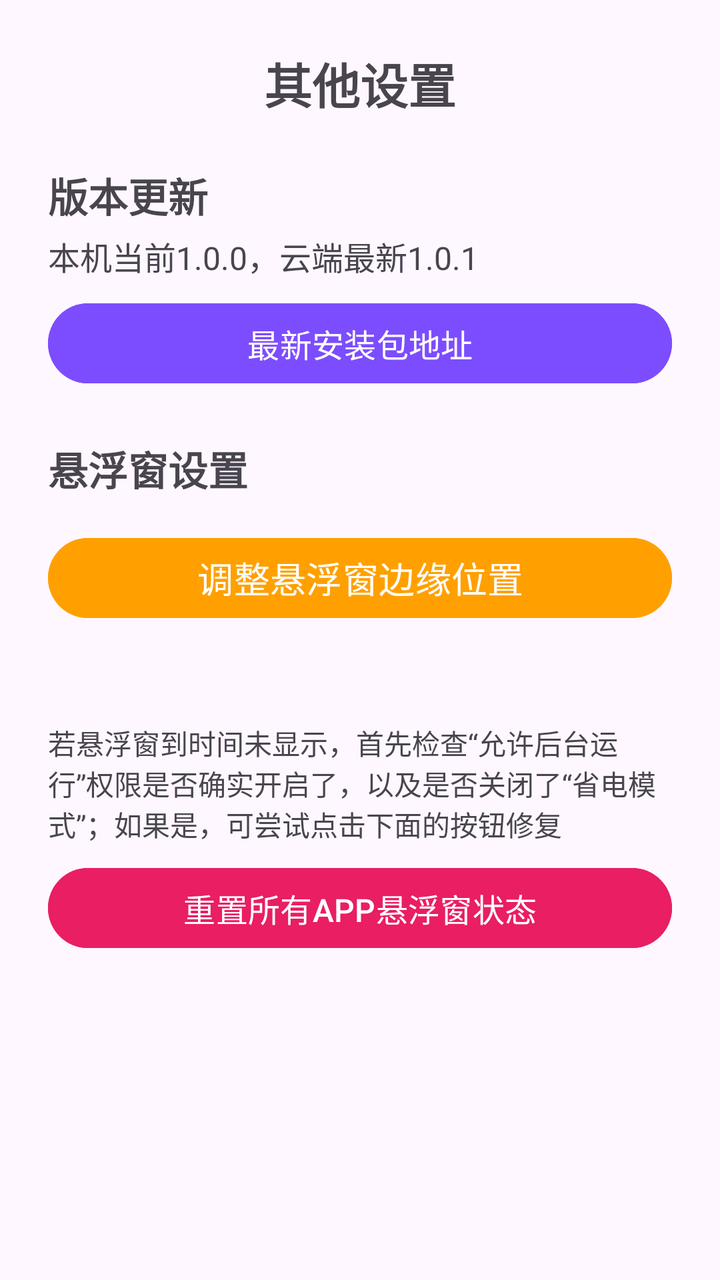
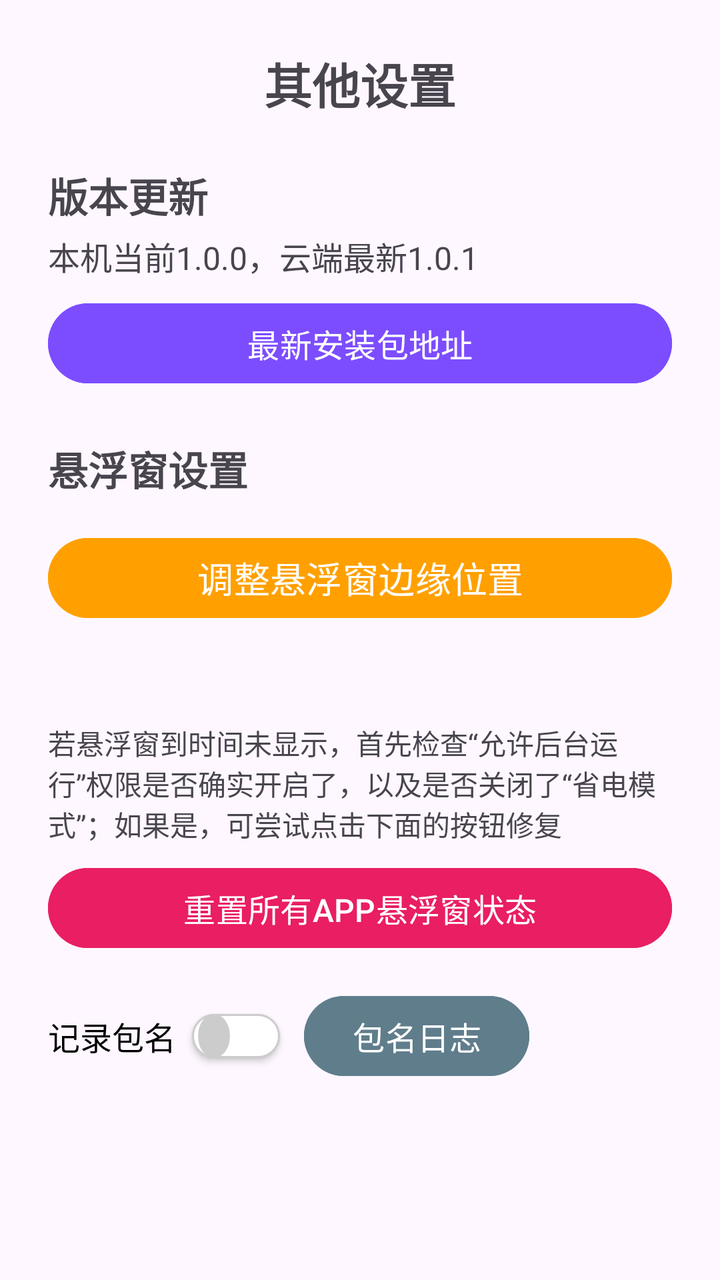

Before-and-after screenshots of an Android layout around one commit, followed by the original layout XML and the change that was made.
<!-- AndroidManifest.xml: application theme Theme.Basic -->
<!-- res/layout/fragment_settings.xml -->
<?xml version="1.0" encoding="utf-8"?>
<ScrollView xmlns:android="http://schemas.android.com/apk/res/android"
    xmlns:app="http://schemas.android.com/apk/res-auto"
    android:layout_width="match_parent"
    android:layout_height="match_parent"
    android:fillViewport="true">

    <LinearLayout
        android:layout_width="match_parent"
        android:layout_height="wrap_content"
        android:orientation="vertical"
        android:padding="24dp">

        <TextView
            android:id="@+id/tv_goal_title"
            android:layout_width="match_parent"
            android:layout_height="wrap_content"
            android:gravity="center"
            android:text="其他设置"
            android:textSize="24sp"
            android:textStyle="bold"
            android:layout_marginBottom="16dp" />

        
        <RelativeLayout
            android:layout_width="match_parent"
            android:layout_height="wrap_content"
            android:layout_marginTop="8dp"
            android:layout_marginBottom="4dp">
            
            <TextView
                android:id="@+id/tv_version_update_title"
                android:layout_width="wrap_content"
                android:layout_height="wrap_content"
                android:text="版本更新"
                android:textSize="20sp"
                android:textStyle="bold" />
            
            <RelativeLayout
                android:id="@+id/iv_version_update_red_dot"
                android:layout_width="16dp"
                android:layout_height="16dp"
                android:layout_alignTop="@id/tv_version_update_title"
                android:layout_toEndOf="@id/tv_version_update_title"
                android:layout_marginStart="4dp"
                android:layout_marginTop="1dp"
                android:background="@drawable/red_badge_with_1"
                android:visibility="gone">
                
                <TextView
                    android:layout_width="match_parent"
                    android:layout_height="match_parent"
                    android:text="1"
                    android:textColor="#FFFFFF"
                    android:textSize="10sp"
                    android:textStyle="bold"
                    android:gravity="center" />
                    
            </RelativeLayout>
                
        </RelativeLayout>

        <TextView
            android:id="@+id/tv_version_detail"
            android:layout_width="wrap_content"
            android:layout_height="wrap_content"
            android:text="本机当前1.0.0，云端最新1.0.1"
            android:textSize="16sp"
            android:layout_marginBottom="8dp"/>

        <Button
            android:id="@+id/btn_latest_apk"
            android:layout_width="match_parent"
            android:layout_height="wrap_content"
            android:text="最新安装包地址"
            android:backgroundTint="#7C4DFF"
            android:textColor="#FFFFFF"
            android:textSize="16sp"
            android:layout_marginBottom="24dp" />


        
        <TextView
            android:id="@+id/tv_settings_title"
            android:layout_width="wrap_content"
            android:layout_height="wrap_content"
            android:text="悬浮窗设置"
            android:textSize="20sp"
            android:textStyle="bold"
            android:layout_marginBottom="16dp" />

        
        <Button
            android:id="@+id/btn_floating_position"
            android:layout_width="match_parent"
            android:layout_height="wrap_content"
            android:text="调整悬浮窗边缘位置"
            android:backgroundTint="#FFA000"
            android:textColor="#FFFFFF"
            android:textSize="18sp"
            android:layout_marginBottom="32dp" />

        
        <TextView
            android:layout_width="wrap_content"
            android:layout_height="wrap_content"
            android:text="若悬浮窗到时间未显示，首先检查“允许后台运行”权限是否确实开启了，以及是否关闭了“省电模式”；如果是，可尝试点击下面的按钮修复"
            android:textSize="14sp"
            android:layout_marginTop="16dp"
            android:layout_marginBottom="8dp" />

        
        <Button
            android:id="@+id/btn_reset_floating_state"
            android:layout_width="match_parent"
            android:layout_height="wrap_content"
            android:text="重置所有APP悬浮窗状态"
            android:backgroundTint="#E91E63"
            android:textColor="#FFFFFF"
            android:textSize="16sp"
            android:layout_marginBottom="16dp" />

    </LinearLayout>
</ScrollView>
<!-- resources referenced by this layout -->
<resources>
  <!-- drawable red_badge_with_1 (drawable) -->
  <?xml version="1.0" encoding="utf-8"?>
  <shape xmlns:android="http://schemas.android.com/apk/res/android"
      android:shape="oval">
      <solid android:color="#F44336" />
      <size
          android:width="16dp"
          android:height="16dp" />
  </shape>
  <style name="Theme.Basic" parent="Base.Theme.Basic" />
  <style name="Base.Theme.Basic" parent="Theme.Material3.DayNight.NoActionBar">
          
          
      </style>
</resources>

<!-- the commit's change to res/layout/fragment_settings.xml (unified diff, before → after) -->
@@ -120,5 +120,42 @@
             android:textSize="16sp"
             android:layout_marginBottom="16dp" />
 
+        
+        <LinearLayout
+            android:layout_width="match_parent"
+            android:layout_height="wrap_content"
+            android:orientation="horizontal"
+            android:gravity="center_vertical"
+            android:layout_marginBottom="16dp">
+
+            <TextView
+                android:layout_width="wrap_content"
+                android:layout_height="wrap_content"
+                android:text="记录包名"
+                android:textSize="16sp"
+                android:textColor="@android:color/black" />
+
+            <ToggleButton
+                android:id="@+id/toggle_package_log"
+                android:layout_width="44dp"
+                android:layout_height="22dp"
+                android:layout_marginStart="8dp"
+                android:layout_marginEnd="12dp"
+                android:background="@drawable/toggle_switch_background_large"
+                android:textOff=""
+                android:textOn=""
+                android:checked="false" />
+
+            <Button
+                android:id="@+id/btn_package_log"
+                android:layout_width="wrap_content"
+                android:layout_height="wrap_content"
+                android:text="包名日志"
+                android:backgroundTint="#607D8B"
+                android:textColor="#FFFFFF"
+                android:textSize="16sp" />
+
+        </LinearLayout>
+
     </LinearLayout>
 </ScrollView>
<!-- resource entries referenced after the edit -->
@@ -9,6 +9,46 @@
           android:width="16dp"
           android:height="16dp" />
   </shape>
+  <!-- drawable toggle_switch_background_large (drawable) -->
+  <?xml version="1.0" encoding="utf-8"?>
+  <selector xmlns:android="http://schemas.android.com/apk/res/android">
+      
+      <item android:state_checked="true">
+          <layer-list>
+              <item>
+                  <shape android:shape="rectangle">
+                      <solid android:color="#4CAF50" />
+                      <corners android:radius="14dp" />
+                  </shape>
+              </item>
+              <item android:gravity="end" android:right="3dp">
+                  <shape android:shape="oval">
+                      <solid android:color="#FFFFFF" />
+                      <size android:width="16dp" android:height="16dp" />
+                  </shape>
+              </item>
+          </layer-list>
+      </item>
+  
+      
+      <item android:state_checked="false">
+          <layer-list>
+              <item>
+                  <shape android:shape="rectangle">
+                      <solid android:color="#FFFFFF" />
+                      <stroke android:width="1dp" android:color="#CCCCCC" />
+                      <corners android:radius="14dp" />
+                  </shape>
+              </item>
+              <item android:gravity="start" android:left="3dp">
+                  <shape android:shape="oval">
+                      <solid android:color="#CCCCCC" />
+                      <size android:width="16dp" android:height="16dp" />
+                  </shape>
+              </item>
+          </layer-list>
+      </item>
+  </selector>
   <style name="Theme.Basic" parent="Base.Theme.Basic" />
   <style name="Base.Theme.Basic" parent="Theme.Material3.DayNight.NoActionBar">
           
